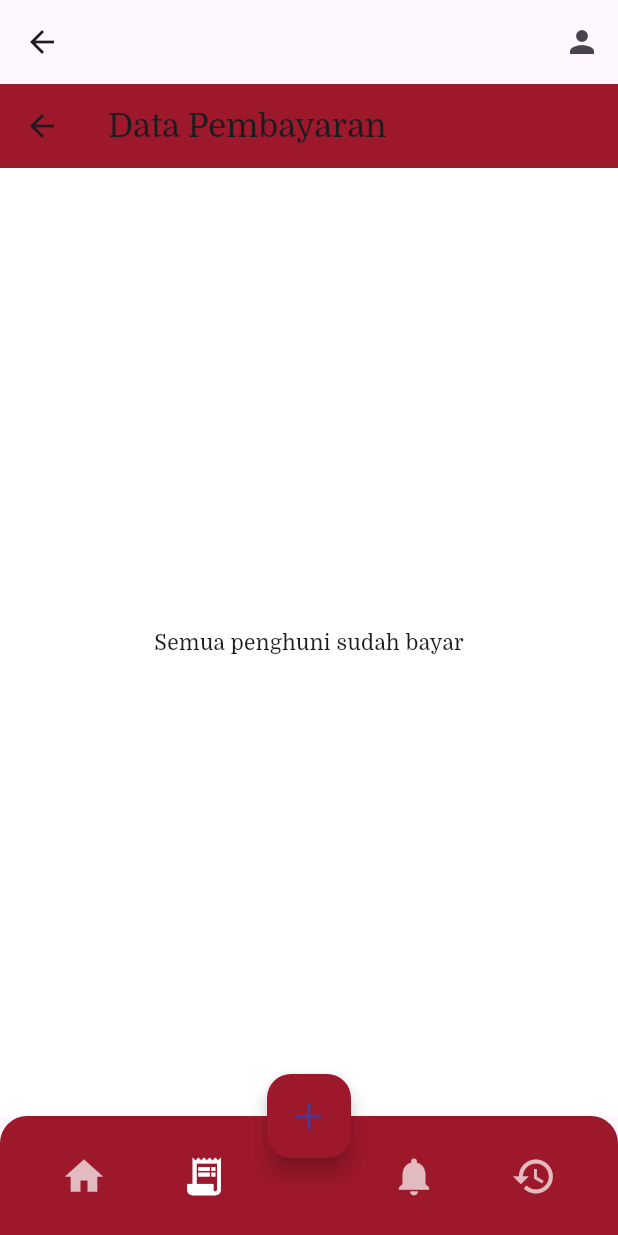
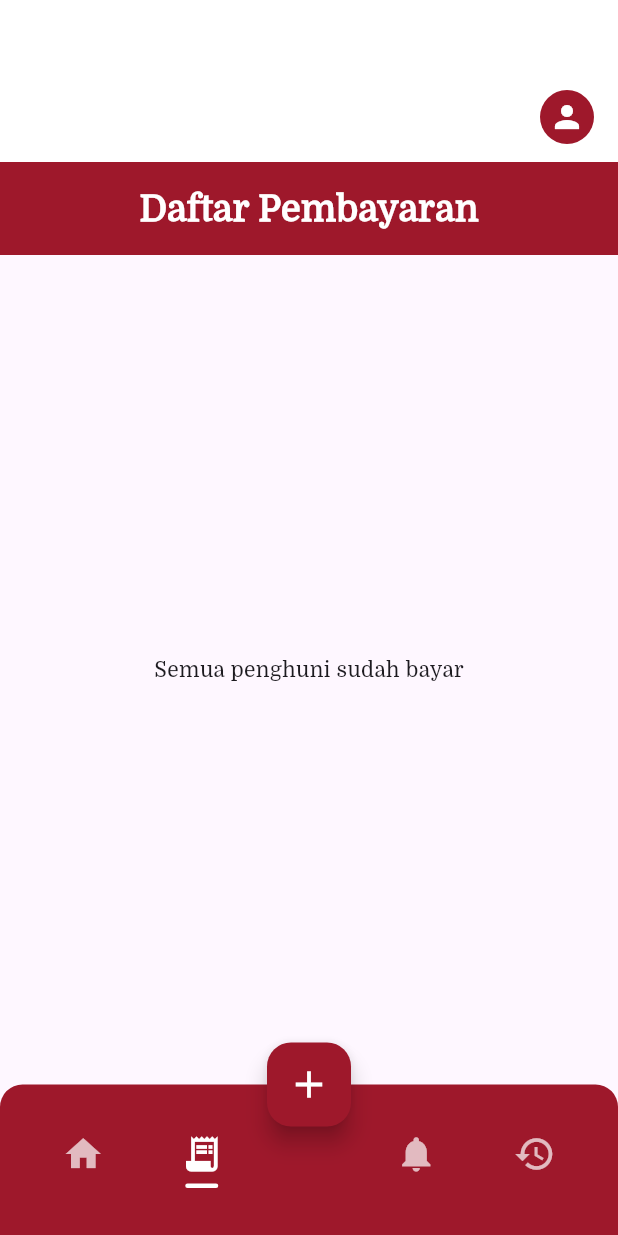
Before and after one commit to Iqbalnrflah/kos_apk, a Flutter app: the MainPage screen opened directly, item 2 of the bottom bar chosen, on a phone screen of 412 x 824 dp. Run offline on Flutter 3.47's test engine with Material 3 defaults, Android fonts, the phone set to English and light mode, and no system bars; our stand-ins replace cloud_firestore, firebase_auth, firebase_core, google_fonts, image_picker, webview_flutter; accounts and stored records are empty.

Commit message:
ui/ux and widgets

```diff
--- a/lib/pemilik/detail_penghuni.dart
+++ b/lib/pemilik/detail_penghuni.dart
@@ -125,8 +125,6 @@ class DetailPenghuniPage extends StatelessWidget {
                           ),
 
                           SizedBox(height: 20),
-
-                          /// 🔥 BUTTON KOSONGKAN
                           ElevatedButton(
                             onPressed: () => kosongkanKamar(context),
                             style: ElevatedButton.styleFrom(
@@ -151,7 +149,6 @@ class DetailPenghuniPage extends StatelessWidget {
     );
   }
 
-  /// 🔥 FIELD DI DALAM BOX (NESTED BOX)
   Widget buildItem(String title, dynamic value) {
     return Padding(
       padding: const EdgeInsets.only(bottom: 12),
@@ -159,7 +156,7 @@ class DetailPenghuniPage extends StatelessWidget {
         padding: EdgeInsets.all(10),
         decoration: BoxDecoration(
           color: Colors.white,
-          borderRadius: BorderRadius.circular(10), // 🔥 radius dalam
+          borderRadius: BorderRadius.circular(10),
           border: Border.all(color: Colors.black26),
         ),
         child: Row(
--- a/lib/pemilik/main_page.dart
+++ b/lib/pemilik/main_page.dart
@@ -8,35 +8,66 @@ import 'profil_page.dart';
 
 class MainPage extends StatefulWidget {
   @override
-  _MainPageState createState() => _MainPageState();
+  State<MainPage> createState() => _MainPageState();
 }
 
 class _MainPageState extends State<MainPage> {
   int index = 0;
-
   final pages = [
     HomePage(),
     PembayaranPage(),
     NotifPage(),
     RiwayatPage(),
   ];
-
   void changeTab(int i) {
     setState(() {
       index = i;
     });
   }
+  Widget navItem(
+  IconData icon,
+  String label,
+  int i,
+) {
 
-  /// 🔥 ICON BESAR
-  Widget navItem(IconData icon, int i) {
   bool active = index == i;
 
   return GestureDetector(
     onTap: () => changeTab(i),
-      child: Icon(
+
+    child: Container(
+      width: 55,
+      padding: EdgeInsets.symmetric(vertical: 8),
+
+      child: Column(
+        mainAxisSize: MainAxisSize.min,
+        children: [
+
+          Icon(
             icon,
-        size: 30,
-        color: active ? Colors.white : Colors.white70,
+            size: 28,
+            color:
+                active
+                    ? Colors.white
+                    : Colors.white70,
+          ),
+
+          SizedBox(height: 6),
+
+          AnimatedContainer(
+            duration: Duration(milliseconds: 250),
+            curve: Curves.easeInOut,
+
+            width: active ? 22 : 0,
+            height: 3,
+
+            decoration: BoxDecoration(
+              color: Colors.white,
+              borderRadius: BorderRadius.circular(10),
+            ),
+          ),
+        ],
+      ),
     ),
   );
 }
@@ -44,66 +75,57 @@ class _MainPageState extends State<MainPage> {
 @override
 Widget build(BuildContext context) {
   return Scaffold(
-      appBar: AppBar(
-        elevation: 0,
-        actions: [
-          IconButton(
-            icon: Icon(Icons.person),
-            onPressed: () {
-              Navigator.push(
-                context,
-                MaterialPageRoute(builder: (_) => ProfilPage()),
-              );
-            },
-          )
-        ],
-      ),
-
     body: pages[index],
 
-      /// 🔥 FAB NORMAL (jangan mini)
     floatingActionButton: FloatingActionButton(
       onPressed: () {
         Navigator.push(
           context,
-            MaterialPageRoute(builder: (_) => TambahKamarPage()),
+          MaterialPageRoute(
+            builder: (_) => TambahKamarPage(),
+          ),
         );
       },
       backgroundColor: Color(0xFF9E182B),
       elevation: 6,
-        child: Icon(Icons.add, size: 30),
+      child: Icon(
+        Icons.add,
+        size: 30,
+        color: Colors.white,
       ),
-      floatingActionButtonLocation: FloatingActionButtonLocation.centerDocked,
+    ),
 
-      /// 🔥 NAVBAR MINI TAPI ICON BESAR
+    floatingActionButtonLocation:
+        FloatingActionButtonLocation.centerDocked,
+
     bottomNavigationBar: Container(
+      height: 101,
       decoration: BoxDecoration(
         color: Color(0xFF9E182B),
         borderRadius: BorderRadius.only(
-            topLeft: Radius.circular(18),
-            topRight: Radius.circular(18),
+          topLeft: Radius.circular(15),
+          topRight: Radius.circular(15),
         ),
       ),
+
       child: BottomAppBar(
         color: Colors.transparent,
         elevation: 0,
         shape: CircularNotchedRectangle(),
-          notchMargin: 6,
-          child: SizedBox(
-            height: 60,
+        notchMargin: 8,
+
         child: Row(
-              mainAxisAlignment: MainAxisAlignment.spaceAround,
+          mainAxisAlignment:
+              MainAxisAlignment.spaceAround,
+
           children: [
+            navItem(Icons.home, "Home", 0),
+            navItem(Icons.receipt_long, "Tagihan", 1),
 
-                navItem(Icons.home, 0),
-                navItem(Icons.receipt_long, 1),
-
-                SizedBox(width: 10),
-
-                navItem(Icons.notifications, 2),
-                navItem(Icons.history, 3),
+            SizedBox(width: 40),
+            navItem(Icons.notifications, "Notif", 2),
+            navItem(Icons.history, "Riwayat", 3),
           ],
-            ),
         ),
       ),
     ),
--- a/lib/pemilik/pembayaran_page.dart
+++ b/lib/pemilik/pembayaran_page.dart
@@ -1,17 +1,17 @@
 import 'package:flutter/material.dart';
 import 'package:cloud_firestore/cloud_firestore.dart';
+import '../widgets/header.dart';
 
 class PembayaranPage extends StatelessWidget {
   @override
   Widget build(BuildContext context) {
-    return Scaffold(
-      backgroundColor: Colors.white,
-      appBar: AppBar(
-        title: Text("Data Pembayaran"),
-        backgroundColor: Color(0xFF9E182B),
+    return Column(
+      children: [
+        CustomHeader(
+          title: "Daftar Pembayaran",
         ),
-
-      body: StreamBuilder<QuerySnapshot>(
+        Expanded(
+          child: StreamBuilder<QuerySnapshot>(
             stream: FirebaseFirestore.instance
                 .collectionGroup('kamar')
                 .snapshots(),
@@ -19,80 +19,135 @@ class PembayaranPage extends StatelessWidget {
             builder: (context, snapshot) {
 
               if (snapshot.hasError) {
-            return Center(child: Text("Error: ${snapshot.error}"));
+                return Center(
+                  child: Text(
+                    "Error: ${snapshot.error}",
+                  ),
+                );
               }
 
               if (!snapshot.hasData) {
-            return Center(child: CircularProgressIndicator());
+                return Center(
+                  child: CircularProgressIndicator(),
+                );
               }
 
-          /// 🔥 FILTER: HANYA YANG BELUM BAYAR
-          var data = snapshot.data!.docs.where((doc) {
-            var item = doc.data() as Map<String, dynamic>;
+              var data =
+                  snapshot.data!.docs.where((doc) {
+
+                var item =
+                    doc.data()
+                        as Map<String, dynamic>;
 
                 return item['status'] == "terisi" &&
                     item['status_bayar'] == "belum";
+
               }).toList();
 
               if (data.isEmpty) {
-            return Center(child: Text("Semua penghuni sudah bayar"));
+                return Center(
+                  child: Text(
+                    "Semua penghuni sudah bayar",
+                  ),
+                );
               }
 
               return ListView.builder(
+                padding: EdgeInsets.only(
+                  top: 10,
+                  bottom: 120,
+                ),
+
                 itemCount: data.length,
+
                 itemBuilder: (context, index) {
 
                   var doc = data[index];
-              var item = doc.data() as Map<String, dynamic>;
 
-              String nama = item['penghuni_nama'] ?? "-";
-              String kamar = item['No_Kamar'] ?? "-";
+                  var item =
+                      doc.data()
+                          as Map<String, dynamic>;
 
-              /// 🔥 AMBIL ID
-              String kamarId = doc.id;
-              String kosId = doc.reference.parent.parent?.id ?? "";
+                  String nama =
+                      item['penghuni_nama'] ?? "-";
+
+                  String kamar =
+                      item['No_Kamar'] ?? "-";
 
                   return Container(
-                margin: EdgeInsets.symmetric(horizontal: 12, vertical: 6),
+                    margin: EdgeInsets.symmetric(
+                      horizontal: 12,
+                      vertical: 6,
+                    ),
+
                     padding: EdgeInsets.all(16),
+
                     decoration: BoxDecoration(
                       color: Color(0xFF9E182B),
-                  borderRadius: BorderRadius.circular(15),
+
+                      borderRadius:
+                          BorderRadius.circular(15),
                     ),
+
                     child: Row(
-                  mainAxisAlignment: MainAxisAlignment.spaceBetween,
+                      mainAxisAlignment:
+                          MainAxisAlignment.spaceBetween,
+
                       children: [
 
                         Column(
-                      crossAxisAlignment: CrossAxisAlignment.start,
+                          crossAxisAlignment:
+                              CrossAxisAlignment.start,
+
                           children: [
+
                             Text(
                               nama,
+
                               style: TextStyle(
                                 color: Colors.white,
-                            fontWeight: FontWeight.bold,
+                                fontWeight:
+                                    FontWeight.bold,
+                                fontSize: 16,
                               ),
                             ),
+
                             SizedBox(height: 6),
+
                             Text(
-                          kamar,
-                          style: TextStyle(color: Colors.white70),
+                              "Kamar $kamar",
+
+                              style: TextStyle(
+                                color: Colors.white70,
+                                fontSize: 13,
+                              ),
                             ),
                           ],
                         ),
 
                         Container(
-                      padding: EdgeInsets.symmetric(
-                          horizontal: 12, vertical: 6),
+                          padding:
+                              EdgeInsets.symmetric(
+                            horizontal: 12,
+                            vertical: 6,
+                          ),
+
                           decoration: BoxDecoration(
                             color: Colors.white,
-                        borderRadius: BorderRadius.circular(20),
+
+                            borderRadius:
+                                BorderRadius.circular(
+                              20,
                             ),
+                          ),
+
                           child: Text(
                             "Belum Bayar",
+
                             style: TextStyle(
                               color: Color(0xFF9E182B),
-                          fontWeight: FontWeight.bold,
+                              fontWeight:
+                                  FontWeight.bold,
                             ),
                           ),
                         ),
@@ -103,6 +158,8 @@ class PembayaranPage extends StatelessWidget {
               );
             },
           ),
+        ),
+      ],
     );
   }
 }
--- a/lib/pemilik/register_page.dart
+++ b/lib/pemilik/register_page.dart
@@ -381,6 +381,7 @@ class AuthPageState extends State<AuthPage> {
                                     : "Register",
                                 style: TextStyle(
                                   fontSize: 18,
+                                  color: Colors.white,
                                   fontWeight:
                                       FontWeight.bold,
                                 ),
--- a/lib/penghuni/home_content.dart
+++ b/lib/penghuni/home_content.dart
@@ -102,7 +102,7 @@ class _HomeContentState extends State<HomeContent> {
 
                       child: Container(
                         margin: EdgeInsets.only(
-                          bottom: 0,
+                          bottom: 10,
                         ),
                         padding: EdgeInsets.all(16),
                         decoration: BoxDecoration(
--- a/lib/penghuni/isi_kamar.dart
+++ b/lib/penghuni/isi_kamar.dart
@@ -57,7 +57,7 @@ class _IsiKamarState extends State<IsiKamar> {
         .set({
       'penghuni_nama': nama.text,
       'penghuni_phone': phone.text,
-      'penghuniId': user!.uid,
+      'userId': user!.uid,
       'kosId': widget.kosId,
       'status': 'terisi',
       'No_Kamar': noKamar,
```
Also changed, not shown: lib/pemilik/detail_kos_page.dart (+3 -14 lines), lib/pemilik/home_page.dart (+4 -14 lines), lib/pemilik/notif_page.dart (+2 -15 lines), lib/pemilik/riwayat_page.dart (+2 -17 lines), lib/penghuni/detail_tagihan.dart (+1 -35 lines), lib/penghuni/kamar_penghuni.dart (+49 -31 lines), lib/penghuni/midtrans_webview.dart (+1 -15 lines), lib/penghuni/tagihan_penghuni.dart (+0 -54 lines), lib/widgets/head.dart (added, +78 -0 lines), lib/widgets/warning_dialog.dart (added, +92 -0 lines). Lines whose indentation alone changed are shown as unchanged.
